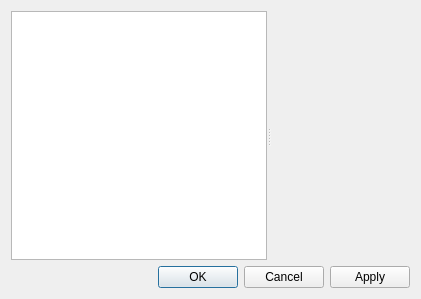
Old version of the form src/libkstapp/dialog.ui in the repository Kst-plot/kst.
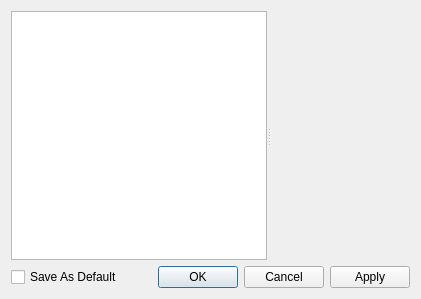
New version of the form.

Commit message: Default system for plots and dialogs.

Patch:
```diff
--- a/src/libkstapp/dialog.ui
+++ b/src/libkstapp/dialog.ui
@@ -25,8 +25,8 @@
   <property name="modal">
    <bool>false</bool>
   </property>
-  <layout class="QGridLayout">
-   <item row="0" column="0">
+  <layout class="QGridLayout" name="gridLayout">
+   <item row="0" column="0" colspan="2">
     <layout class="QGridLayout">
      <property name="spacing">
       <number>0</number>
@@ -131,6 +131,13 @@
     </layout>
    </item>
    <item row="1" column="0">
+    <widget class="QCheckBox" name="_saveAsDefault">
+     <property name="text">
+      <string>Save As Default</string>
+     </property>
+    </widget>
+   </item>
+   <item row="1" column="1">
     <widget class="QDialogButtonBox" name="_buttonBox">
      <property name="orientation">
       <enum>Qt::Horizontal</enum>
```
The commit also changes 15 other files.
